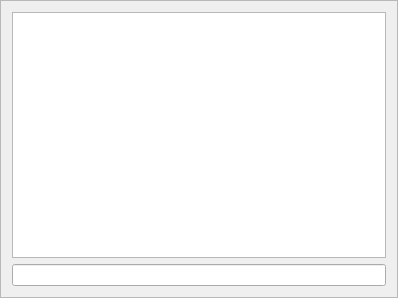
Qt form tools/src/shared/ui/consolewidget.ui (cyberegoorg/cetech) before a commit.
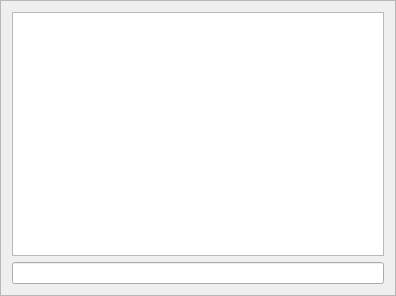
The same form after that commit.

Diff of the .ui file:
```diff
--- a/tools/src/shared/ui/consolewidget.ui
+++ b/tools/src/shared/ui/consolewidget.ui
@@ -6,8 +6,8 @@
    <rect>
     <x>0</x>
     <y>0</y>
-    <width>398</width>
-    <height>298</height>
+    <width>396</width>
+    <height>296</height>
    </rect>
   </property>
   <property name="windowTitle">
@@ -21,7 +21,18 @@
   </property>
   <layout class="QVBoxLayout" name="verticalLayout">
    <item>
-    <widget class="QTextEdit" name="command_log_textedit"/>
+    <widget class="QTextEdit" name="command_log_textedit">
+     <property name="readOnly">
+      <bool>true</bool>
+     </property>
+     <property name="html">
+      <string>&lt;!DOCTYPE HTML PUBLIC &quot;-//W3C//DTD HTML 4.0//EN&quot; &quot;http://www.w3.org/TR/REC-html40/strict.dtd&quot;&gt;
+&lt;html&gt;&lt;head&gt;&lt;meta name=&quot;qrichtext&quot; content=&quot;1&quot; /&gt;&lt;style type=&quot;text/css&quot;&gt;
+p, li { white-space: pre-wrap; }
+&lt;/style&gt;&lt;/head&gt;&lt;body style=&quot; font-family:'Sans Serif'; font-size:9pt; font-weight:400; font-style:normal;&quot;&gt;
+&lt;p style=&quot;-qt-paragraph-type:empty; margin-top:0px; margin-bottom:0px; margin-left:0px; margin-right:0px; -qt-block-indent:0; text-indent:0px;&quot;&gt;&lt;br /&gt;&lt;/p&gt;&lt;/body&gt;&lt;/html&gt;</string>
+     </property>
+    </widget>
    </item>
    <item>
     <widget class="QLineEdit" name="command_lineedit">
```
